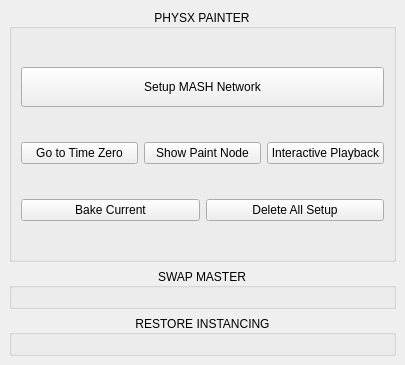
Qt form src/gui/app/setDressMaster/ui.ui (mushogenshin/mk_dcc) before a commit.
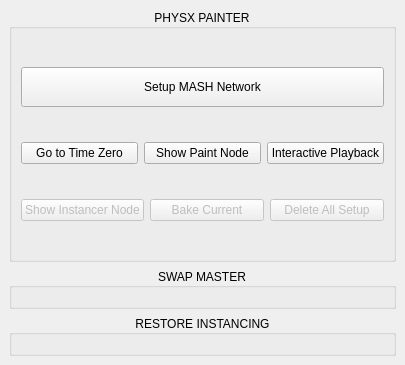
The same form after that commit.

Diff of the .ui file:
```diff
--- a/src/gui/app/setDressMaster/ui.ui
+++ b/src/gui/app/setDressMaster/ui.ui
@@ -79,8 +79,21 @@
        </item>
        <item>
         <layout class="QHBoxLayout" name="horizontalLayout">
+         <item>
+          <widget class="QPushButton" name="pushButton">
+           <property name="enabled">
+            <bool>false</bool>
+           </property>
+           <property name="text">
+            <string>Show Instancer Node</string>
+           </property>
+          </widget>
+         </item>
          <item>
           <widget class="QPushButton" name="pushButton_2">
+           <property name="enabled">
+            <bool>false</bool>
+           </property>
            <property name="text">
             <string>Bake Current</string>
            </property>
@@ -88,6 +101,9 @@
          </item>
          <item>
           <widget class="QPushButton" name="pushButton_3">
+           <property name="enabled">
+            <bool>false</bool>
+           </property>
            <property name="text">
             <string>Delete All Setup</string>
            </property>
```
Left out of the diff: 2 changed lines with no effect on the pictures.
